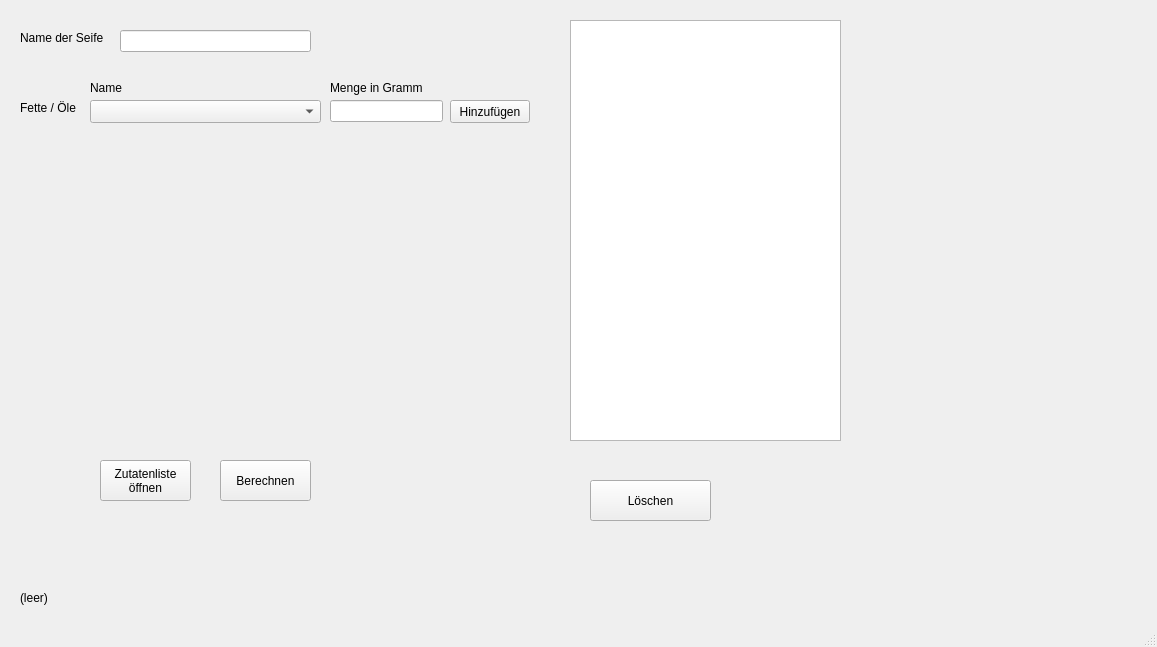
Before: the Qt Designer form mainwindow.ui in NagyFeri70/GUI_Seifenrechner, drawn with Qt 5.
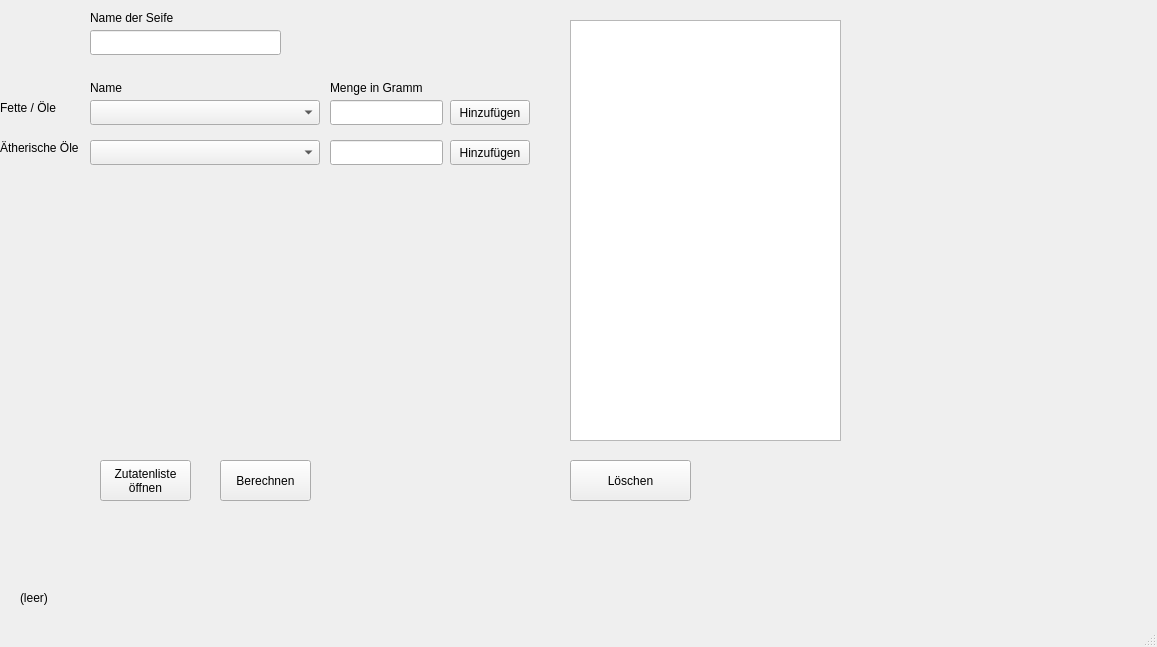
After: the same form once the commit is applied.

Commit message: Ätherische Öle können bearbeitet werden, refactoring

```diff
--- a/mainwindow.ui
+++ b/mainwindow.ui
@@ -33,15 +33,15 @@
      <rect>
       <x>90</x>
       <y>100</y>
-      <width>231</width>
-      <height>23</height>
+      <width>230</width>
+      <height>25</height>
      </rect>
     </property>
    </widget>
    <widget class="QLabel" name="lblFette">
     <property name="geometry">
      <rect>
-      <x>20</x>
+      <x>0</x>
       <y>100</y>
       <width>81</width>
       <height>16</height>
@@ -57,7 +57,7 @@
       <x>450</x>
       <y>100</y>
       <width>80</width>
-      <height>23</height>
+      <height>25</height>
      </rect>
     </property>
     <property name="text">
@@ -70,7 +70,7 @@
       <x>330</x>
       <y>100</y>
       <width>113</width>
-      <height>22</height>
+      <height>25</height>
      </rect>
     </property>
    </widget>
@@ -116,8 +116,8 @@
    <widget class="QLabel" name="label">
     <property name="geometry">
      <rect>
-      <x>20</x>
-      <y>30</y>
+      <x>90</x>
+      <y>10</y>
       <width>101</width>
       <height>16</height>
      </rect>
@@ -129,10 +129,10 @@
    <widget class="QLineEdit" name="edtSeifenName">
     <property name="geometry">
      <rect>
-      <x>120</x>
+      <x>90</x>
       <y>30</y>
       <width>191</width>
-      <height>22</height>
+      <height>25</height>
      </rect>
     </property>
    </widget>
@@ -152,8 +152,8 @@
    <widget class="QPushButton" name="cmdLoeschen">
     <property name="geometry">
      <rect>
-      <x>590</x>
-      <y>480</y>
+      <x>570</x>
+      <y>460</y>
       <width>121</width>
       <height>41</height>
      </rect>
@@ -172,6 +172,52 @@
      </rect>
     </property>
    </widget>
+   <widget class="QLineEdit" name="edtAetherischOele">
+    <property name="geometry">
+     <rect>
+      <x>330</x>
+      <y>140</y>
+      <width>113</width>
+      <height>25</height>
+     </rect>
+    </property>
+   </widget>
+   <widget class="QComboBox" name="cmbAetherischeOele">
+    <property name="geometry">
+     <rect>
+      <x>90</x>
+      <y>140</y>
+      <width>230</width>
+      <height>25</height>
+     </rect>
+    </property>
+   </widget>
+   <widget class="QPushButton" name="cmdAethOel">
+    <property name="geometry">
+     <rect>
+      <x>450</x>
+      <y>140</y>
+      <width>80</width>
+      <height>25</height>
+     </rect>
+    </property>
+    <property name="text">
+     <string>Hinzufügen</string>
+    </property>
+   </widget>
+   <widget class="QLabel" name="lblAetherischeOele">
+    <property name="geometry">
+     <rect>
+      <x>0</x>
+      <y>140</y>
+      <width>91</width>
+      <height>16</height>
+     </rect>
+    </property>
+    <property name="text">
+     <string>Ätherische Öle</string>
+    </property>
+   </widget>
   </widget>
   <widget class="QMenuBar" name="menubar">
    <property name="geometry">
```
The commit also changes 6 other files.
